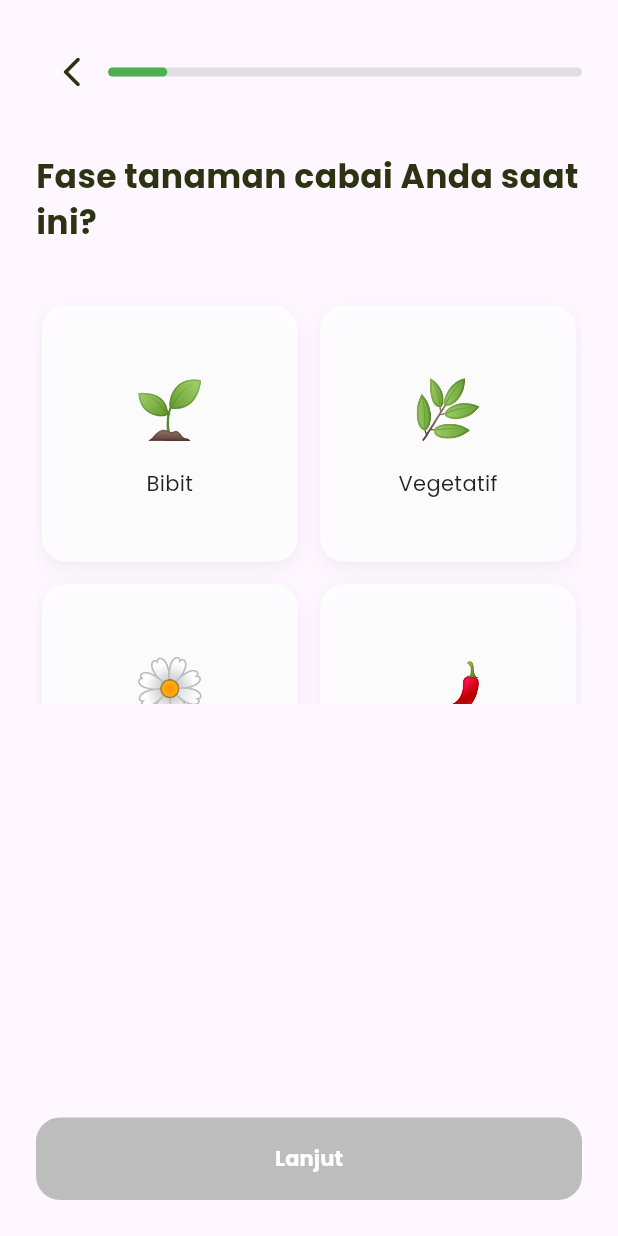
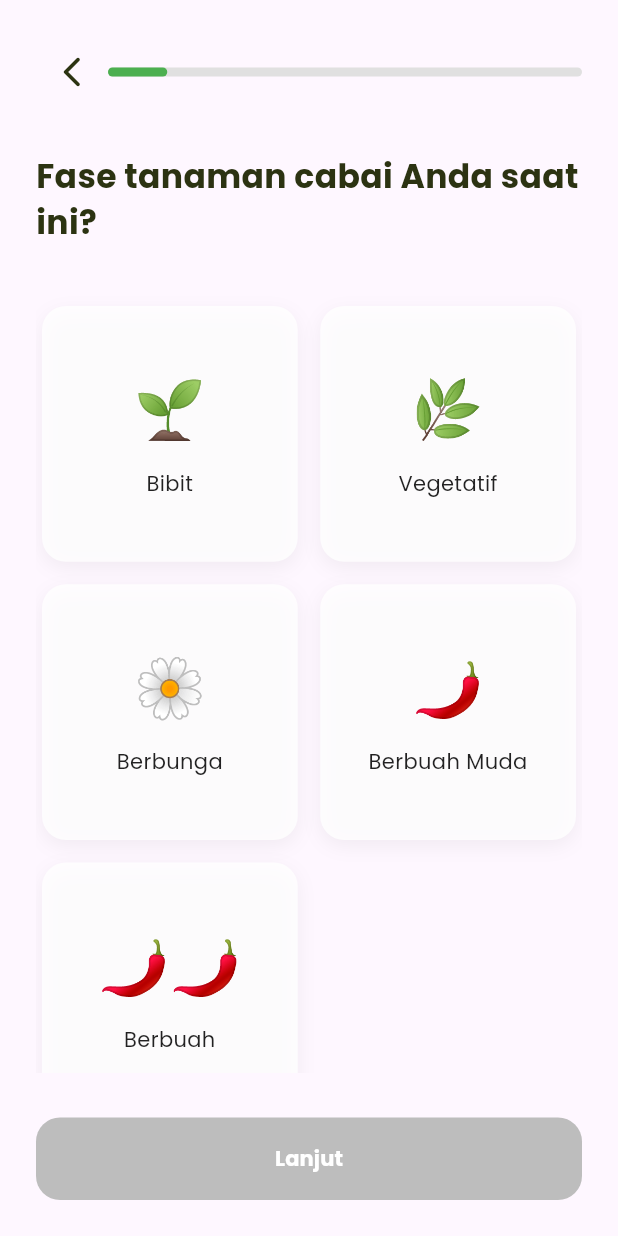
Before and after one commit to LintangNov/SiagaTani, a Flutter app: the QuestionnaireScreen screen opened directly, on a phone screen of 412 x 824 dp. Run offline on Flutter 3.47's test engine with Material 3 defaults, Android fonts, the light colour scheme and no system bars; our stand-ins replace cloud_firestore, firebase_core, flutter_map, geocoding, geolocator, get and 3 more; accounts and stored records are empty.

Commit message:
update question options and adjust layout in QuestionnaireScreen

```diff
--- a/lib/view/question.dart
+++ b/lib/view/question.dart
@@ -33,6 +33,7 @@ class _QuestionnaireScreenState extends State<QuestionnaireScreen> {
         {"label": "Vegetatif", "icon": "🌿"},
         {"label": "Berbunga", "icon": "🌼"},
         {"label": "Berbuah Muda", "icon": "🌶️"},
+        {"label": "Berbuah", "icon": "🌶️🌶️"},
       ],
     },
     {
@@ -43,7 +44,6 @@ class _QuestionnaireScreenState extends State<QuestionnaireScreen> {
         {"label": "Cabai Rawit", "icon": "⚡"},
         {"label": "Cabai Keriting", "icon": "〰️"},
         {"label": "Cabai Besar", "icon": "🔴"},
-        {"label": "Lainnya", "icon": "❓"},
       ],
     },
     {
@@ -157,7 +157,7 @@ class _QuestionnaireScreenState extends State<QuestionnaireScreen> {
                       else if (q['type'] == 'text')
                         _buildTextInput(q, accentColor),
 
-                      const Spacer(),
+                      const SizedBox(height: 30),
                       _buildNextButton(primaryColor, q['key']),
                     ],
                   ),
```
